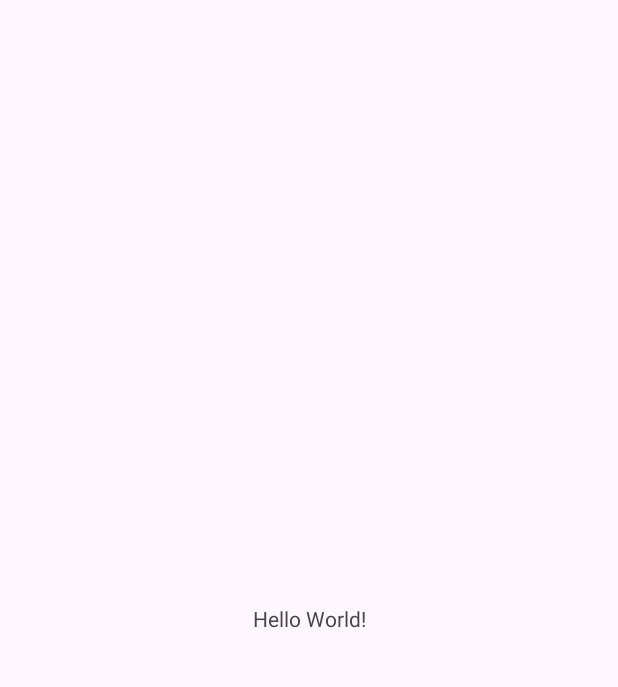
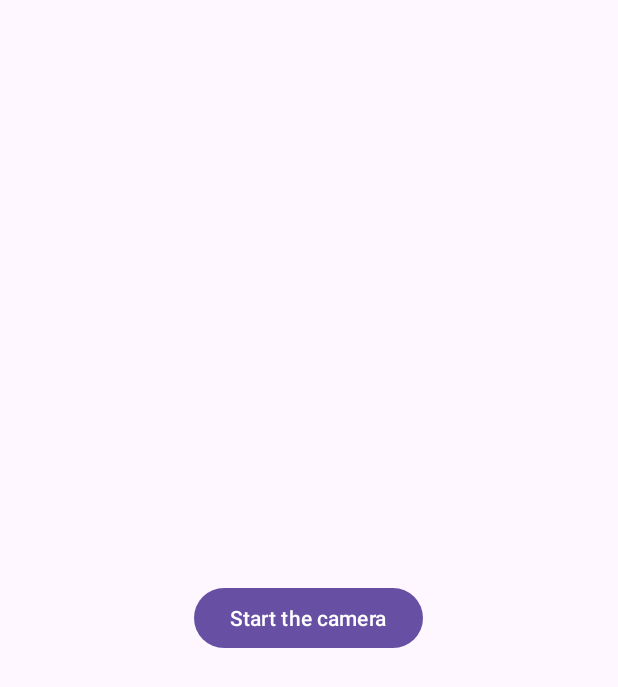
Before and after one commit to 1720937811/COMP3330ASSIGNMENT, an Android app: the screen it shows after launch (MainActivity), on a phone screen of 412 x 824 dp. Before the commit the part shown is almost empty. Shown: the top 687 px of the screen. Run offline under Robolectric (Android 15) with nearby library versions, the phone set to English and light mode, and no system bars.

```diff
--- a/app/build.gradle.kts
+++ b/app/build.gradle.kts
@@ -5,7 +5,7 @@ plugins {
 
 android {
     namespace = "hk.hku.cs.mldemo"
-    compileSdk = 33
+    compileSdk = 34
 
     defaultConfig {
         applicationId = "hk.hku.cs.mldemo"
--- a/app/src/main/AndroidManifest.xml
+++ b/app/src/main/AndroidManifest.xml
@@ -1,5 +1,10 @@
 <?xml version="1.0" encoding="utf-8"?>
 <manifest xmlns:android="http://schemas.android.com/apk/res/android" xmlns:tools="http://schemas.android.com/tools">
+
+    <uses-feature
+        android:name="android.hardware.camera"
+        android:required="false" />
+    <uses-permission android:name="android.permission.CAMERA" />
 
     <application android:allowBackup="true" android:dataExtractionRules="@xml/data_extraction_rules"
         android:fullBackupContent="@xml/backup_rules" android:icon="@mipmap/ic_launcher"
--- a/app/src/main/res/layout/activity_main.xml
+++ b/app/src/main/res/layout/activity_main.xml
@@ -2,8 +2,18 @@
 <androidx.constraintlayout.widget.ConstraintLayout xmlns:android="http://schemas.android.com/apk/res/android"
     xmlns:app="http://schemas.android.com/apk/res-auto" xmlns:tools="http://schemas.android.com/tools"
     android:layout_width="match_parent" android:layout_height="match_parent" tools:context=".MainActivity">
-    <TextView android:layout_width="wrap_content" android:layout_height="wrap_content" android:text="Hello World!"
-        app:layout_constraintBottom_toBottomOf="parent" app:layout_constraintEnd_toEndOf="parent"
-        app:layout_constraintStart_toStartOf="parent" app:layout_constraintTop_toTopOf="parent" />
+
+    <LinearLayout
+        android:layout_width="match_parent"
+        android:layout_height="match_parent"
+        android:gravity="center"
+        android:orientation="vertical">
+
+        <Button
+            android:id="@+id/startCamera"
+            android:layout_width="wrap_content"
+            android:layout_height="wrap_content"
+            android:text="Start the camera" />
+    </LinearLayout>
 
 </androidx.constraintlayout.widget.ConstraintLayout>
```
Also changed, not shown: app/src/main/java/hk/hku/cs/mldemo/ImageClassifierHelper.kt (added, +55 -0 lines), app/src/main/java/hk/hku/cs/mldemo/MainActivity.kt (+51 -1 lines).
